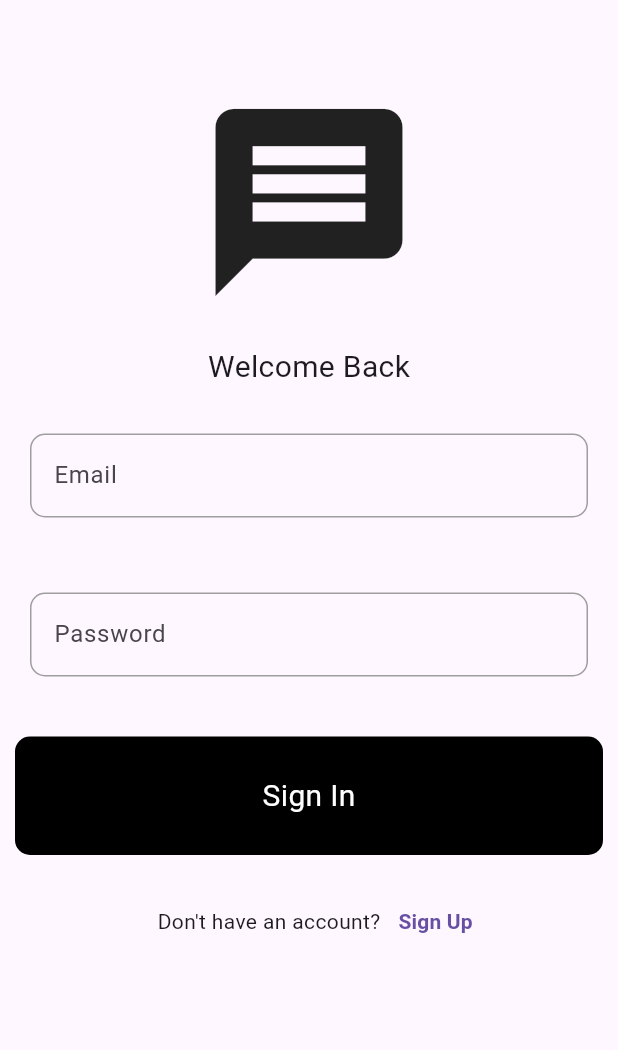
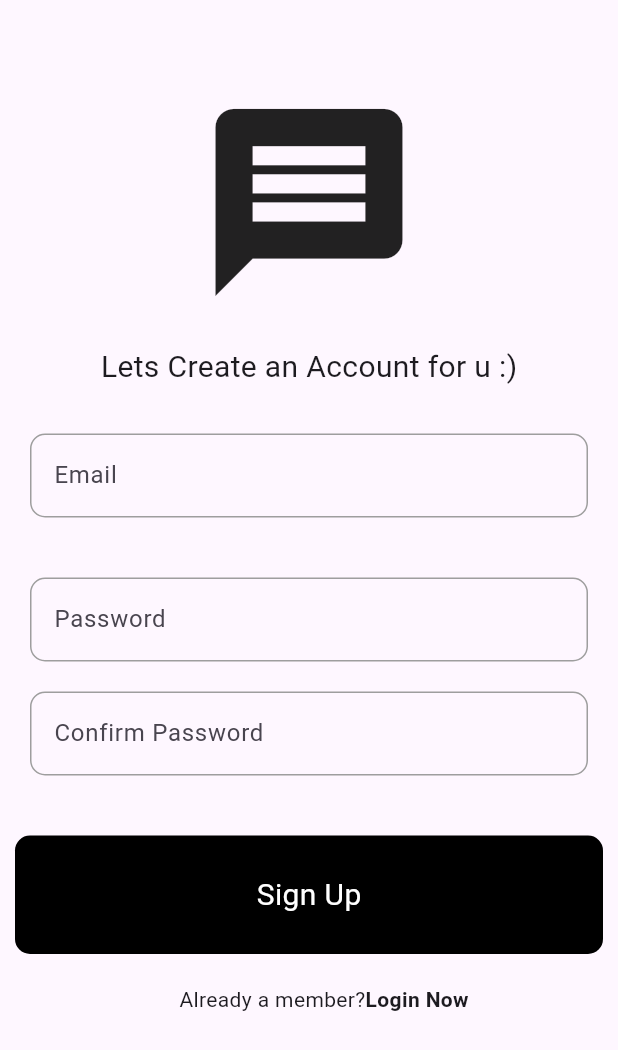
Before and after one commit to JuliLaterza/test_ChatScreen, a Flutter app: the screen it shows after launch, on a phone screen of 412 x 824 dp. Shown: the top 1050 px of the screen. Run offline on Flutter 3.47's test engine with Material 3 defaults, Android fonts, the phone set to English and light mode, and no system bars.

Commit message:
creamos registerscreen

```diff
--- a/lib/main.dart
+++ b/lib/main.dart
@@ -1,4 +1,5 @@
 import 'package:flutter/material.dart';
+import 'package:testchatscreen/pages/register_page.dart';
 import 'pages/login_page.dart';
 
 void main() {
@@ -12,7 +13,7 @@ class MainApp extends StatelessWidget {
   Widget build(BuildContext context) {
     return const MaterialApp(
       debugShowCheckedModeBanner: false,
-      home: LoginPage()
+      home: RegisterPage()
     );
   }
 }
--- /dev/null
+++ b/lib/pages/register_page.dart
@@ -0,0 +1,74 @@
+import 'package:flutter/material.dart';
+import 'package:testchatscreen/components/my_button.dart';
+import 'package:testchatscreen/components/my_text_field.dart';
+
+class RegisterPage extends StatefulWidget {
+  const RegisterPage({super.key});
+
+  @override
+  State<RegisterPage> createState() => _RegisterPageState();
+}
+
+class _RegisterPageState extends State<RegisterPage> {
+
+  final emailController = TextEditingController();
+  final passwordController = TextEditingController();
+  final confirmPasswordController = TextEditingController();
+
+
+
+  void signUp(){
+
+  }
+
+  @override
+  Widget build(BuildContext context) {
+    return Scaffold(
+      body: SafeArea(
+        child: Center(
+          child: Padding(
+            padding: const EdgeInsets.all(10.0),
+            child: Column(
+              children: [
+                const SizedBox(height: 50),
+                Icon(Icons.message, size: 150),
+                const SizedBox(height: 20),
+                Text("Lets Create an Account for u :)", style: TextStyle(fontSize: 20)),
+                const SizedBox(height: 20),
+                MyTextField(
+                  controller: emailController,
+                  hintText: "Email",
+                  oscureText: false,
+                ),
+                const SizedBox(height: 20),
+                MyTextField(
+                  controller: passwordController,
+                  hintText: "Password",
+                  oscureText: true,
+                ),
+                MyTextField(
+                  controller: confirmPasswordController,
+                  hintText: "Confirm Password",
+                  oscureText: true,
+                ),
+                const SizedBox(height: 30),
+                MyButton(onTap: (){}, text: "Sign Up"),
+                const SizedBox(height: 20),
+                Row(
+                  mainAxisAlignment: MainAxisAlignment.center,
+                  children: [
+                  const SizedBox(width: 20),
+                  const Text("Already a member?"),
+                  GestureDetector(
+                    onTap: (){},
+                    child: Text("Login Now", style: TextStyle(fontWeight: FontWeight.bold)),
+                    ),
+                ],)
+              ],
+            ),
+          ),
+        ),
+      )
+    );
+  }
+}
```
